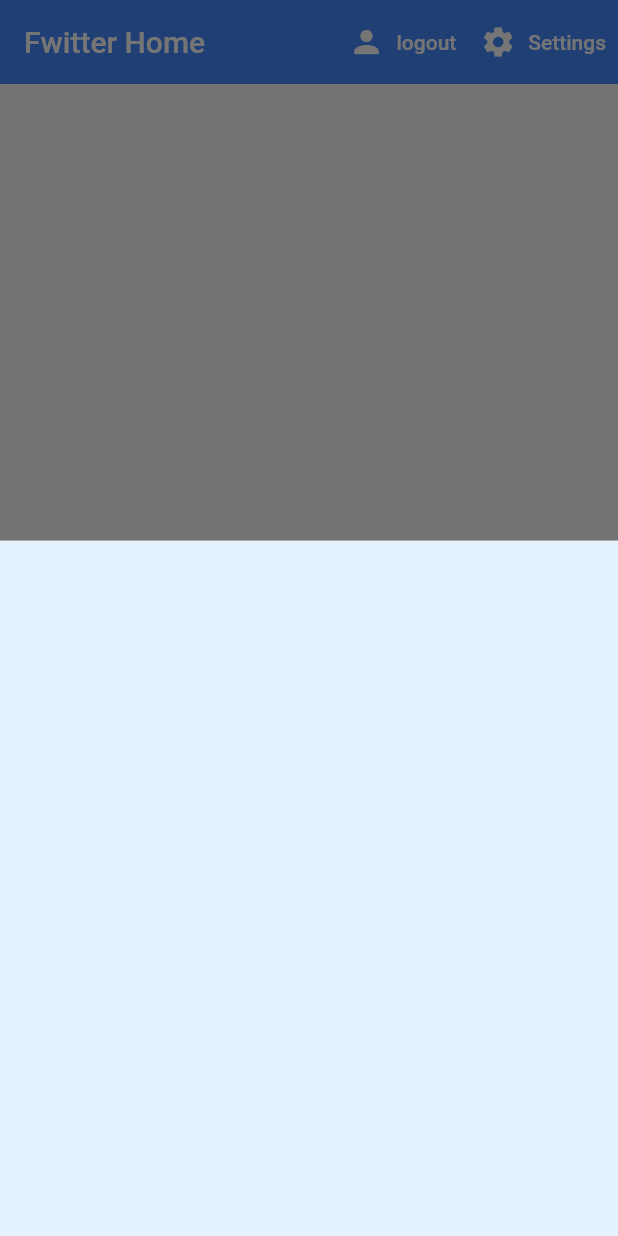
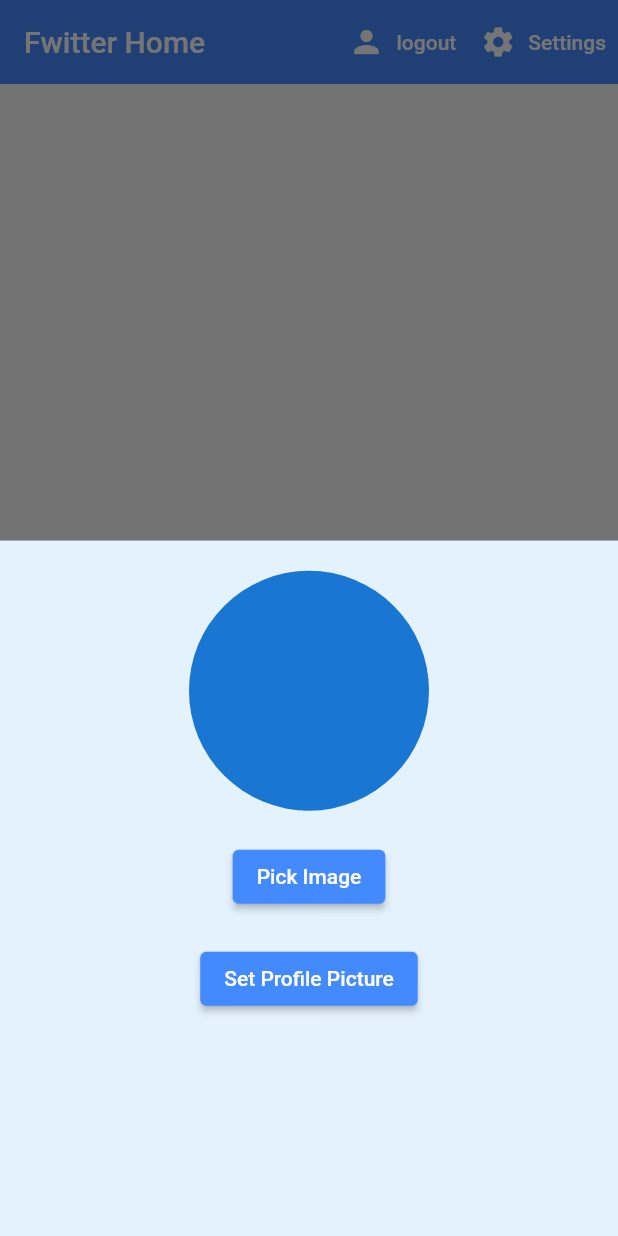
Before and after one commit to harmanbassi/fwitter, a Flutter app: the screen it shows once a user with an empty profile is signed in, after a tap on "Settings", on a phone screen of 412 x 824 dp. Run offline on Flutter 3.47's test engine with Material 2 defaults, Android fonts, the phone set to English and light mode, and no system bars; our stand-ins replace cloud_firestore, firebase_auth, firebase_core, firebase_storage, flutter_spinkit, image_cropper and 1 more; accounts and stored records are empty.

```diff
--- a/lib/main.dart
+++ b/lib/main.dart
@@ -1,3 +1,4 @@
+import 'package:firebase_core/firebase_core.dart';
 import 'package:flutter/material.dart';
 import 'package:fwitter/screens/wrapper.dart';
 import 'package:provider/provider.dart';
@@ -6,7 +7,9 @@ import 'package:fwitter/services/auth.dart';
 
 
 
-void main() {
+void main() async {
+  WidgetsFlutterBinding.ensureInitialized();
+  await Firebase.initializeApp();
   runApp(MyApp());
 }
 
--- a/lib/models/post.dart
+++ b/lib/models/post.dart
@@ -4,7 +4,7 @@ import 'package:fwitter/models/user.dart';
 class Post {
   final String text;
   final Image image;
-  final UserData postedBy;
 
-  Post({this.text, this.image, this.postedBy});
+  Post({this.text, this.image});
+
 }
--- a/lib/models/user.dart
+++ b/lib/models/user.dart
@@ -14,7 +14,7 @@ class UserData {
 
   final String uid;
   final String userName;
-  final Image profilePic;
+  FileImage profilePic;
 
   UserData({this.uid, this.userName, this.profilePic});
 
--- a/lib/screens/authenticate/register.dart
+++ b/lib/screens/authenticate/register.dart
@@ -102,7 +102,7 @@ class _RegisterState extends State<Register> {
                       if(result == null) {
                         setState(() {
                           // returns to registration screen if Firebase decides user name has been used
-                          error = 'username is taken';
+                          error = 'username is taken or \'@\' (not allowed) used in username';
                           loading = false;
                         });
                       }
--- a/lib/screens/home/home.dart
+++ b/lib/screens/home/home.dart
@@ -1,5 +1,6 @@
 import 'package:flutter/material.dart';
 import 'package:fwitter/models/post.dart';
+import 'package:fwitter/models/user.dart';
 import 'package:fwitter/screens/home/post_list.dart';
 import 'package:fwitter/screens/home/settings_form.dart';
 import 'package:fwitter/services/auth.dart';
@@ -24,8 +25,10 @@ class Home extends StatelessWidget {
     }
 
     // allows access to data from database
-    return StreamProvider<List<Post>>.value(
-      value: DataBaseService().posts,
+    return
+    //TODO
+      StreamProvider<List<UserData>>.value(
+      value: DataBaseService().users,
       child: Scaffold(
         appBar: AppBar(
           title: Text('Fwitter Home'),
--- a/lib/screens/home/post_list.dart
+++ b/lib/screens/home/post_list.dart
@@ -1,4 +1,5 @@
 import 'package:flutter/material.dart';
+import 'package:fwitter/models/user.dart';
 import 'package:provider/provider.dart';
 import 'package:fwitter/screens/home/post_tile.dart';
 import 'package:fwitter/models/post.dart';
@@ -12,8 +13,9 @@ class _PostListState extends State<PostList> {
   @override
   Widget build(BuildContext context) {
 
+    // TODO
     // provide data for stream (database.dart)
-    final posts = Provider.of<List<Post>>(context) ?? [];
+    final posts = Provider.of<List<UserData>>(context) ?? [];
 
     return ListView.builder(
       itemCount: posts.length,
--- a/lib/screens/home/settings_form.dart
+++ b/lib/screens/home/settings_form.dart
@@ -1,9 +1,15 @@
+import 'dart:io';
+import 'package:flutter/cupertino.dart';
 import 'package:flutter/material.dart';
 import 'package:fwitter/services/database.dart';
 import 'package:fwitter/shared/loading.dart';
 import 'package:fwitter/models/user.dart';
-import 'package:fwitter/shared/constants.dart';
+import 'package:image_cropper/image_cropper.dart';
+import 'package:image_picker/image_picker.dart';
 import 'package:provider/provider.dart';
+import 'package:path/path.dart';
+import 'package:firebase_storage/firebase_storage.dart';
+
 
 // class to set actions of the settings panel
 class SettingsForm extends StatefulWidget {
@@ -12,14 +18,144 @@ class SettingsForm extends StatefulWidget {
 }
 
 class _SettingsFormState extends State<SettingsForm> {
-
-  final _formkey = GlobalKey<FormState>();
-
-  String _currentName;
-  Image _currentImage;
+  File _image;
+  final _picker = new ImagePicker();
+  Reference firebaseStorageRef;
 
   @override
   Widget build(BuildContext context) {
-    return Container();
+
+    final user = Provider.of<User>(context);
+
+    // allow user to crop image
+    _cropImage(PickedFile pickedFile) async {
+      File cropped = await ImageCropper.cropImage(sourcePath: pickedFile.path,
+      aspectRatioPresets: [
+        CropAspectRatioPreset.original,
+        CropAspectRatioPreset.ratio16x9,
+        CropAspectRatioPreset.ratio4x3,
+      ],
+      );
+      if (cropped != null) {
+        setState(() {
+          _image = cropped;
+        });
+      }
+    }
+
+    // load from Image Picker
+    _loadPicker(ImageSource source) async {
+      final pickedFile = await _picker.getImage(source: source);
+      if(pickedFile != null) {
+        _cropImage(pickedFile);
+      }
+      Navigator.pop(context);
+    }
+
+    // dialog to pick image
+    void _showPickOptionsDialog(BuildContext context) {
+      showDialog(context: context,
+        builder: (context) => AlertDialog(
+          content: Column(
+            mainAxisSize: MainAxisSize.min,
+            children: [
+              ListTile(
+                title: Text("Pick from Gallery"),
+                onTap: () {
+                  _loadPicker(ImageSource.gallery);
+                },
+              ),
+              ListTile(
+                title: Text("Take a picture"),
+                onTap: () {
+                  _loadPicker(ImageSource.camera);
+                },
+              ),
+            ],
+          ),
+        ),
+      );
+    }
+
+    //upload selected image to firebase storage
+    Future uploadPic(BuildContext context) async {
+      String fileName = basename(_image.path);
+      firebaseStorageRef = FirebaseStorage.instance.ref().child(
+        fileName
+      );
+      UploadTask uploadTask = firebaseStorageRef.putFile(_image);
+      TaskSnapshot taskSnapshot = await uploadTask;
+    }
+
+    // access data from userData
+    return StreamBuilder<UserData>(
+      stream: DataBaseService(uid: user.uid).userData,
+      builder: (context, snapshot) {
+        if(snapshot.hasData) {
+
+          UserData userData = snapshot.data;
+
+          return Container(
+            child: Column(
+              children: [
+                CircleAvatar(
+                  radius: 80.0,
+                  backgroundImage: _image != null ? FileImage(_image)
+                  : null,
+                ),
+                SizedBox(height: 20.0),
+                ElevatedButton(
+                    onPressed: () async {
+                      // pick an image from gallery/camera
+                      _showPickOptionsDialog(context);
+                    },
+                  child: Text(
+                    'Pick Image',
+                    style: TextStyle(color: Colors.white),
+                  ),
+                  style: ButtonStyle(
+                    backgroundColor: MaterialStateProperty.resolveWith<Color>(
+                        (Set<MaterialState> states) {
+                          if(states.contains(MaterialState.pressed))
+                            return Colors.black;
+                          return Colors.blueAccent;
+                        },
+                    ),
+                  ),
+                ),
+                SizedBox(height: 20.0),
+                ElevatedButton(
+                  // TODO
+                  // set image as profile picture
+                  onPressed: () async {
+                    uploadPic(context);
+                    print(firebaseStorageRef.child(basename(_image.path)));
+                    // await DataBaseService(uid: user.uid).updateUserData(
+                    //     userData.userName,
+                    //     firebaseStorageRef.child(basename(_image.path))
+                    // );
+                  },
+                  child: Text(
+                    'Set Profile Picture',
+                    style: TextStyle(color: Colors.white),
+                  ),
+                  style: ButtonStyle(
+                    backgroundColor: MaterialStateProperty.resolveWith<Color>(
+                          (Set<MaterialState> states) {
+                        if(states.contains(MaterialState.pressed))
+                          return Colors.black;
+                        return Colors.blueAccent;
+                      },
+                    ),
+                  ),
+                ),
+              ],
+            ),
+          );
+        } else {
+          return Loading();
+        }
+      }
+    );
   }
 }
--- a/lib/services/auth.dart
+++ b/lib/services/auth.dart
@@ -1,4 +1,7 @@
-import 'package:fwitter/models/user.dart';
+import 'dart:ui';
+
+import 'package:flutter/cupertino.dart';
+import 'package:fwitter/models/user.dart' as u;
 import 'package:firebase_auth/firebase_auth.dart';
 
 import 'database.dart';
@@ -7,23 +10,24 @@ import 'database.dart';
 class AuthService {
 
   final FirebaseAuth _auth = FirebaseAuth.instance;
+  //final AssetImage profilePic = AssetImage('/assets/anon.png');
 
   // create User object based on FirebaseUser
-  User _userFromFirebaseUser (FirebaseUser user) {
-    return user != null ? User(uid: user.uid) : null;
+  u.User _userFromFirebaseUser (User user) {
+    return user != null ? u.User(uid: user.uid) : null;
   }
 
   // user stream to determine changes in Firebase auth
-  Stream<User> get user {
-    return _auth.onAuthStateChanged
+  Stream<u.User> get user {
+    return _auth.authStateChanges()
         .map(_userFromFirebaseUser);
   }
 
   // sign in with email(username) and password
   Future signInWithEmailAndPassword(String email, String password) async {
     try {
-      AuthResult result = await _auth.signInWithEmailAndPassword(email: email, password: password);
-      FirebaseUser user = result.user;
+      UserCredential result = await _auth.signInWithEmailAndPassword(email: email, password: password);
+      User user = result.user;
       return _userFromFirebaseUser(user);
     } catch (e) {
       print(e.toString());
@@ -34,10 +38,11 @@ class AuthService {
   // register with email and password
   Future registerWithEmailAndPassword(String email, String password) async {
     try {
-      AuthResult result = await _auth.createUserWithEmailAndPassword(email: email, password: password);
-      FirebaseUser user = result.user;
+      UserCredential result = await _auth.createUserWithEmailAndPassword(email: email, password: password);
+      User user = result.user;
 
-      // TODO: Create new document for registered user
+      // create new document for registered user
+      await DataBaseService(uid: user.uid).newUserData(email.substring(0, email.indexOf('@')));
       return _userFromFirebaseUser(user);
     } catch (e) {
       print(e.toString());
--- a/lib/services/database.dart
+++ b/lib/services/database.dart
@@ -1,8 +1,9 @@
-import 'dart:ui';
-
+import 'package:cloud_firestore/cloud_firestore.dart';
+import 'package:flutter/cupertino.dart';
 import 'package:fwitter/models/post.dart';
 import 'package:fwitter/models/user.dart';
-import 'package:cloud_firestore/cloud_firestore.dart';
+import 'package:firebase_storage/firebase_storage.dart';
+
 
 class DataBaseService {
 
@@ -10,24 +11,31 @@ class DataBaseService {
   DataBaseService({this.uid});
 
   // collection reference
-  final CollectionReference postCollection = Firestore.instance.collection('posts');
-  final CollectionReference userCollection = Firestore.instance.collection('users');
+  final CollectionReference postCollection = FirebaseFirestore.instance.collection('posts');
+  final CollectionReference userCollection = FirebaseFirestore.instance.collection('users');
 
   // creates a new document for a newly registered uid
-  // updates data for existing users
-  Future updateUserData(String userName, Image profilePic) async {
-    await userCollection.document(uid).setData({
-      'userName': userName,
-      'profilePic': profilePic
+  Future newUserData(String userName) async {
+    await userCollection.doc(uid).set({
+      'userName' : userName
     });
   }
 
+  // updates data for existing users
+  Future updateUserData(String userName, Reference firebaseStorageRef) async {
+    await userCollection.doc(uid).set({
+      'userName': userName,
+      'reference' : firebaseStorageRef
+    });
+  }
+
+  // TODO
   // take snapshot and turn into into the list of posts
-  List<Post> _postListFromSnapshot(QuerySnapshot snapshot){
-    return snapshot.documents.map((doc) {
-      return Post(
-        text: doc.data['text'] ?? 'Post is empty',
-        image: doc.data['image'] ?? null
+  List<UserData> _postListFromSnapshot (QuerySnapshot snapshot) {
+    return snapshot.docs.map((doc) {
+      return UserData(
+        uid: uid,
+        userName: doc.data()['userName'] ?? '',
       );
     }).toList();
   }
@@ -36,19 +44,19 @@ class DataBaseService {
   UserData _userDataFromSnapshot(DocumentSnapshot snapshot) {
     return UserData(
       uid: uid,
-      userName : snapshot.data['userName'],
-      profilePic : snapshot.data['profilePic']
+      userName : snapshot.data()['userName'],
     );
   }
 
+  //TODO
   // get posts stream for changes
-  Stream<List<Post>> get posts {
-    return postCollection.snapshots().map(_postListFromSnapshot);
+  Stream<List<UserData>> get users {
+    return userCollection.snapshots().map(_postListFromSnapshot);
   }
 
   // get user doc Stream
   Stream<UserData> get userData {
-    return postCollection.document(uid).snapshots().map(_userDataFromSnapshot);
+    return userCollection.doc(uid).snapshots().map(_userDataFromSnapshot);
   }
 
 }
```
Also changed, not shown: lib/screens/home/post_tile.dart (+7 -4 lines), pubspec.yaml (+7 -3 lines), pubspec.lock, 4 other files.
